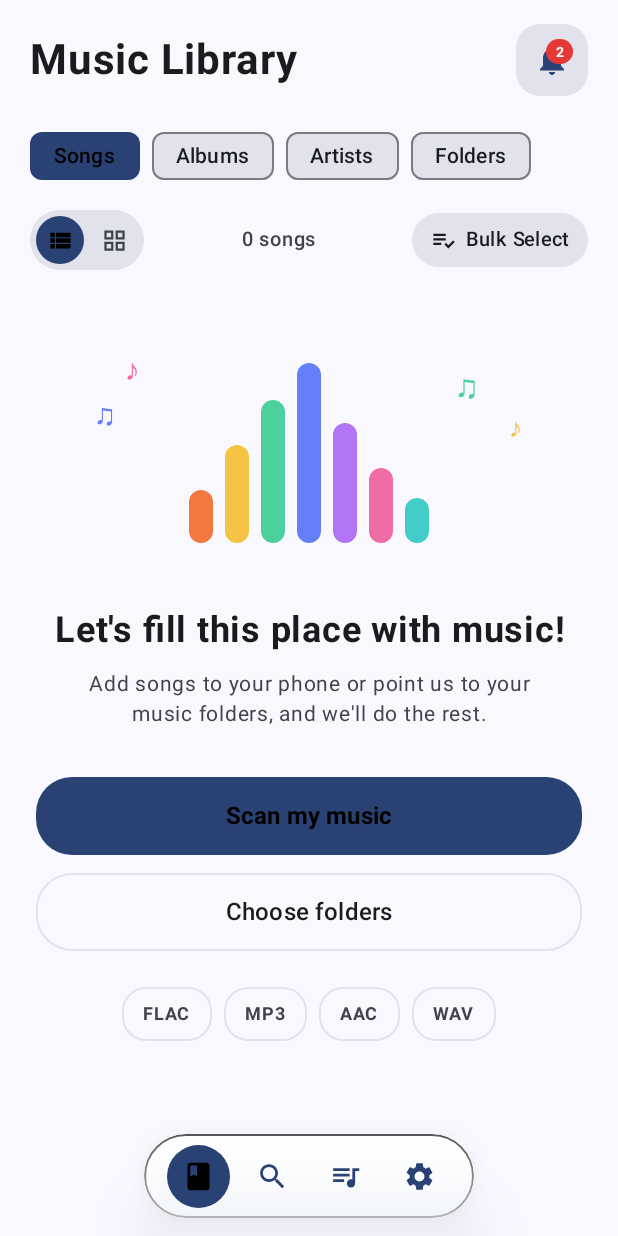
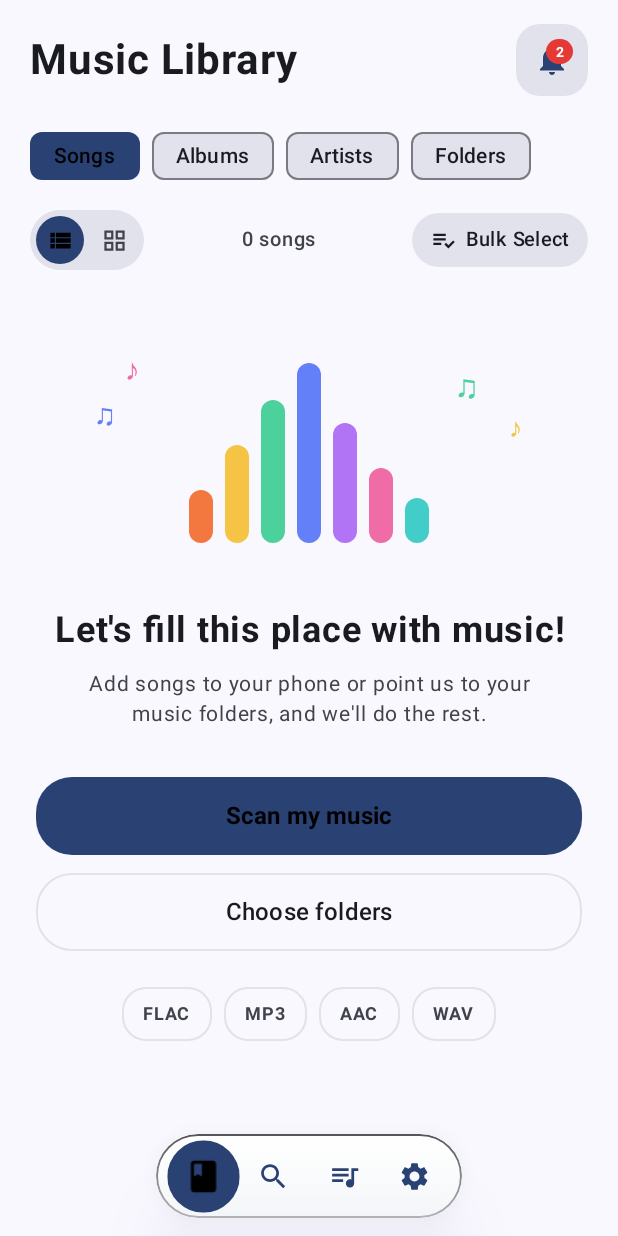
Before and after one commit to nitinjangra/sonic-canvas, an Android app built with Jetpack Compose: the screen it shows after launch (MainActivity), on a phone screen of 412 x 824 dp. Run offline under Robolectric (Android 15) with nearby library versions, the phone set to English and light mode, and no system bars; our stand-ins replace Dagger/Hilt's generated code, Room's generated code; 4 statements that could not run were skipped.

Commit message:
feat(ui): independent scroll hiding for home pill, reduced pill width, and bouncy tab switching animation

```diff
--- a/app/src/main/java/com/pixelpushers/sonixa/MainActivity.kt
+++ b/app/src/main/java/com/pixelpushers/sonixa/MainActivity.kt
@@ -414,11 +414,44 @@ fun MainAppContent(
                     )
                 }
 
-                // Floating Glass Pills (Mini Player + Navigation Bar)
-                val isPillVisible = activeOverlay == ScreenOverlay.NONE && isPillVisibleByScroll
+                // Floating Glass Pills (Mini Player pinned, Navigation Bar scroll-hiding)
+                val isMiniPlayerVisible = activeOverlay == ScreenOverlay.NONE && playerState.currentSong != null
+                val isNavPillVisible = activeOverlay == ScreenOverlay.NONE && isPillVisibleByScroll
+
+                Column(
+                    horizontalAlignment = Alignment.CenterHorizontally,
+                    modifier = Modifier
+                        .align(Alignment.BottomCenter)
+                        .navigationBarsPadding()
+                        .padding(bottom = 12.dp)
+                ) {
+                    AnimatedVisibility(
+                        visible = isMiniPlayerVisible,
+                        enter = slideInVertically(
+                            animationSpec = spring(
+                                dampingRatio = Spring.DampingRatioMediumBouncy,
+                                stiffness = Spring.StiffnessLow
+                            )
+                        ) { it } + fadeIn(animationSpec = tween(250)),
+                        exit = slideOutVertically { it } + fadeOut(animationSpec = tween(200))
+                    ) {
+                        MiniPlayerPill(
+                            song = playerState.currentSong,
+                            isPlaying = playerState.isPlaying,
+                            vibrationEnabled = settings.vibrationEnabled,
+                            onTogglePlayPause = { nowPlayingViewModel.togglePlayPause() },
+                            onNextTrack = { nowPlayingViewModel.skipToNext() },
+                            onClick = { activeOverlay = ScreenOverlay.NOW_PLAYING },
+                            onToggleFavorite = { nowPlayingViewModel.toggleFavorite() }
+                        )
+                    }
+
+                    if (isMiniPlayerVisible && isNavPillVisible) {
+                        Spacer(modifier = Modifier.height(12.dp))
+                    }
 
                     AnimatedVisibility(
-                    visible = isPillVisible,
+                        visible = isNavPillVisible,
                         enter = slideInVertically(
                             animationSpec = spring(
                                 dampingRatio = Spring.DampingRatioMediumBouncy,
@@ -430,28 +463,8 @@ fun MainAppContent(
                                 dampingRatio = Spring.DampingRatioNoBouncy,
                                 stiffness = Spring.StiffnessMedium
                             )
-                    ) { it } + fadeOut(animationSpec = tween(250)),
-                    modifier = Modifier.align(Alignment.BottomCenter)
+                        ) { it } + fadeOut(animationSpec = tween(250))
                     ) {
-                    Column(
-                        horizontalAlignment = Alignment.CenterHorizontally,
-                        modifier = Modifier
-                            .navigationBarsPadding()
-                            .padding(bottom = 12.dp)
-                    ) {
-                        if (playerState.currentSong != null) {
-                            MiniPlayerPill(
-                                song = playerState.currentSong,
-                                isPlaying = playerState.isPlaying,
-                                vibrationEnabled = settings.vibrationEnabled,
-                                onTogglePlayPause = { nowPlayingViewModel.togglePlayPause() },
-                                onNextTrack = { nowPlayingViewModel.skipToNext() },
-                                onClick = { activeOverlay = ScreenOverlay.NOW_PLAYING },
-                                onToggleFavorite = { nowPlayingViewModel.toggleFavorite() }
-                            )
-                            Spacer(modifier = Modifier.height(12.dp))
-                        }
-
                         GlassNavigationBar(
                             selectedTab = selectedTab,
                             onTabSelected = { selectedTab = it }
--- a/app/src/main/java/com/pixelpushers/sonixa/ui/components/GlassNavigationBar.kt
+++ b/app/src/main/java/com/pixelpushers/sonixa/ui/components/GlassNavigationBar.kt
@@ -1,6 +1,9 @@
 package com.pixelpushers.sonixa.ui.components
 
 import androidx.compose.animation.animateColorAsState
+import androidx.compose.animation.core.Spring
+import androidx.compose.animation.core.animateFloatAsState
+import androidx.compose.animation.core.spring
 import androidx.compose.foundation.background
 import androidx.compose.foundation.clickable
 import androidx.compose.foundation.interaction.MutableInteractionSource
@@ -26,6 +29,7 @@ import androidx.compose.ui.Alignment
 import androidx.compose.ui.Modifier
 import androidx.compose.ui.draw.clip
 import androidx.compose.ui.graphics.Color
+import androidx.compose.ui.graphics.graphicsLayer
 import androidx.compose.ui.graphics.vector.ImageVector
 import androidx.compose.ui.unit.dp
 
@@ -46,17 +50,18 @@ fun GlassNavigationBar(
     onTabSelected: (MainTab) -> Unit,
     modifier: Modifier = Modifier
 ) {
+    // Reduced width by ~15px (220.dp -> 204.dp) for neat rounded corner alignment
     GlassPill(
         modifier = modifier
-            .width(220.dp)
+            .width(204.dp)
             .height(56.dp),
         cornerRadius = 28.dp
     ) {
         Row(
             modifier = Modifier
-                .width(220.dp)
+                .width(204.dp)
                 .height(56.dp)
-                .padding(horizontal = 8.dp),
+                .padding(horizontal = 6.dp),
             horizontalArrangement = Arrangement.SpaceEvenly,
             verticalAlignment = Alignment.CenterVertically
         ) {
@@ -73,9 +78,22 @@ fun GlassNavigationBar(
                     label = "tab_icon"
                 )
 
+                val tabScale by animateFloatAsState(
+                    targetValue = if (isSelected) 1.15f else 1.0f,
+                    animationSpec = spring(
+                        dampingRatio = Spring.DampingRatioMediumBouncy,
+                        stiffness = Spring.StiffnessLow
+                    ),
+                    label = "tab_scale"
+                )
+
                 Box(
                     modifier = Modifier
                         .size(42.dp)
+                        .graphicsLayer {
+                            scaleX = tabScale
+                            scaleY = tabScale
+                        }
                         .clip(CircleShape)
                         .background(indicatorColor)
                         .clickable(
```
Lines whose indentation alone changed are shown as unchanged.
